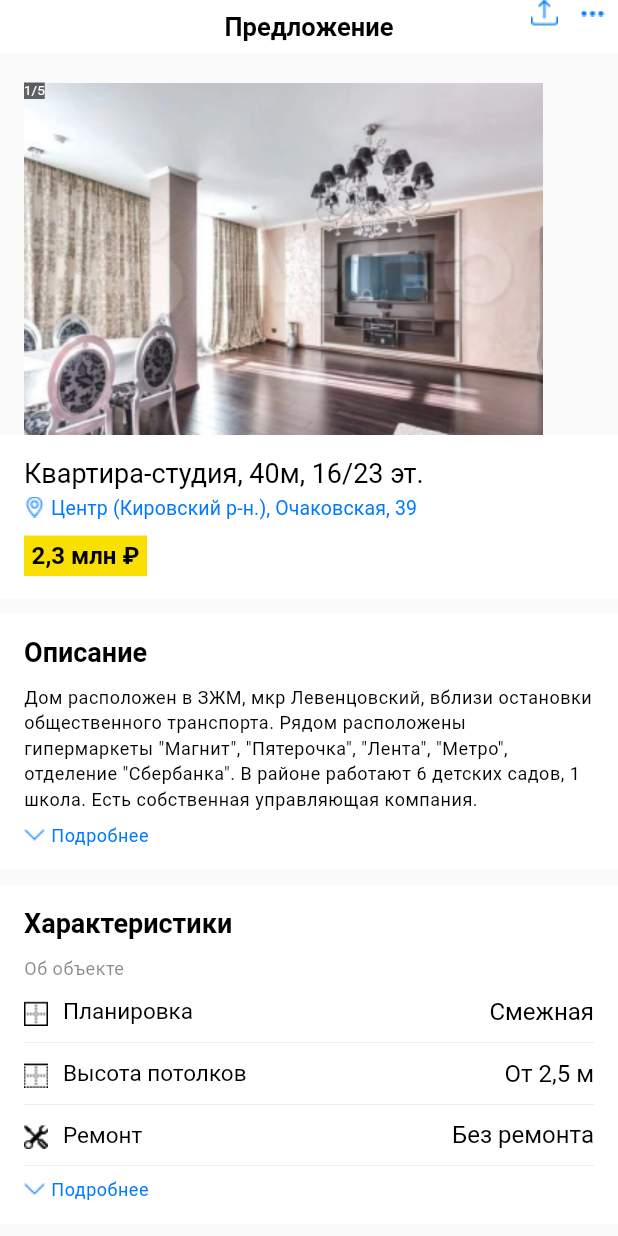
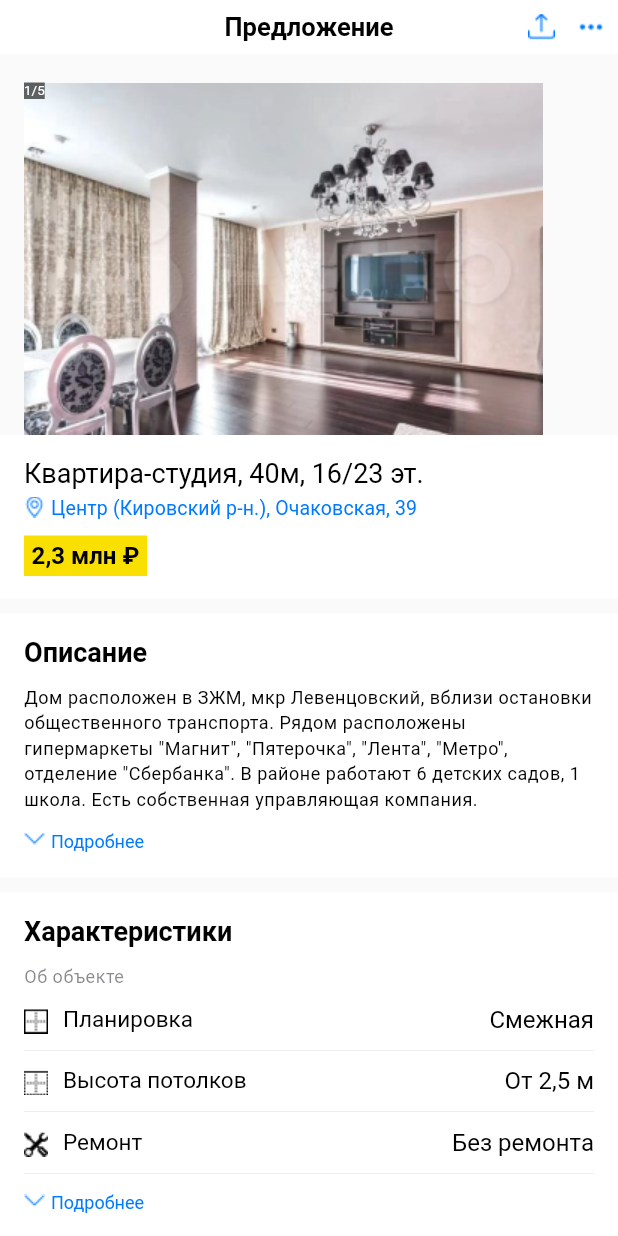
Before and after one commit to abezuglova/first_task_basic, a Flutter app: the screen it shows after launch, on a phone screen of 412 x 824 dp. Run offline on Flutter 3.47's test engine with Material 2 defaults, Android fonts, the light colour scheme and no system bars; our stand-ins replace google_fonts; Roboto replaces fonts that are missing (OpenSans).

Commit message:
buttons added

```diff
--- a/lib/main.dart
+++ b/lib/main.dart
@@ -14,6 +14,7 @@ class MyApp extends StatelessWidget {
     const linkColor = Color(0xFF007AFF);
     return MaterialApp(
       title: 'Flutter Demo',
+      debugShowCheckedModeBanner: false,
       theme: ThemeData(
         primaryColor: linkColor,
         appBarTheme: const AppBarTheme(
@@ -24,7 +25,17 @@ class MyApp extends StatelessWidget {
           color: linkColor,
         ),
         textButtonTheme: TextButtonThemeData(
-          style: TextButton.styleFrom(padding: EdgeInsets.zero),
+          style: TextButton.styleFrom(
+            padding: EdgeInsets.zero,
+            minimumSize: Size.zero,
+            foregroundColor: linkColor,
+            tapTargetSize: MaterialTapTargetSize.shrinkWrap,
+            textStyle: const TextStyle(
+              fontFamily: 'OpenSans',
+              fontSize: 12,
+              height: 22 / 12,
+            ),
+          ),
         ),
         textTheme:
             GoogleFonts.openSansTextTheme(Theme.of(context).textTheme).copyWith(
@@ -87,15 +98,8 @@ class MyApp extends StatelessWidget {
 
 // Соответствие 1в1 дизайну при запуске на эмуляторе Pixel4 с разрешением 1080x2280
 // Применить библиотеку ScreenUtil
-// Применить библиотеку url_launcher
+// DONE Применить библиотеку url_launcher
 // DONE Версия Flutter 3.7.7
 // DONE Оформить код в репозитории на личном GitHub
 // DONE Обратить внимание на комментарии в дизайне
 // DONE Разбить UI на отдельные виджеты (под каждый виджет отдельный файл)
-
-
-
-
-// 3 часа
-// 30 минут
-// 1 час 16:10
--- a/lib/widgets/characteristics_widget.dart
+++ b/lib/widgets/characteristics_widget.dart
@@ -1,4 +1,5 @@
 import 'package:first_task_basic/assets/app_images.dart';
+import 'package:first_task_basic/widgets/details_button_widget.dart';
 import 'package:flutter/material.dart';
 
 class CharacteristicsWidget extends StatelessWidget {
@@ -99,17 +100,7 @@ class CharacteristicsWidget extends StatelessWidget {
             color: const Color(0xFF3C3C43).withOpacity(0.6),
           ),
           const SizedBox(height: 7),
-          Row(
-            children: [
-              const Image(image: AssetImage(AppImages.chevronDownIcon)),
-              const SizedBox(width: 4),
-              Text(
-                'Подробнее',
-                style: textTheme.bodySmall!
-                    .copyWith(color: Theme.of(context).primaryColor),
-              ),
-            ],
-          ),
+          const DetailsButtonWidget(),
         ],
       ),
     );
--- a/lib/widgets/custom_app_bar.dart
+++ b/lib/widgets/custom_app_bar.dart
@@ -18,12 +18,22 @@ class CustomAppBar extends StatelessWidget implements PreferredSizeWidget {
               style: textTheme.titleLarge,
             )),
             Positioned(
+              top: 9,
               right: 9,
               child: Row(
-                children: const [
-                  Image(image: AssetImage(AppImages.fileDownloadIcon)),
-                  SizedBox(width: 15),
-                  Image(image: AssetImage(AppImages.moreIcon)),
+                crossAxisAlignment: CrossAxisAlignment.center,
+                mainAxisSize: MainAxisSize.min,
+                children: [
+                  TextButton(
+                    onPressed: () {},
+                    child: const Image(
+                        image: AssetImage(AppImages.fileDownloadIcon)),
+                  ),
+                  const SizedBox(width: 15),
+                  TextButton(
+                    onPressed: () {},
+                    child: const Image(image: AssetImage(AppImages.moreIcon)),
+                  ),
                 ],
               ),
             ),
--- a/lib/widgets/description_widget.dart
+++ b/lib/widgets/description_widget.dart
@@ -1,4 +1,4 @@
-import 'package:first_task_basic/assets/app_images.dart';
+import 'package:first_task_basic/widgets/details_button_widget.dart';
 import 'package:flutter/material.dart';
 
 class DescriptionWidget extends StatelessWidget {
@@ -23,16 +23,7 @@ class DescriptionWidget extends StatelessWidget {
             style: textTheme.bodySmall,
           ),
           const SizedBox(height: 7),
-          Row(
-            children: [
-              const Image(image: AssetImage(AppImages.chevronDownIcon)),
-              const SizedBox(width: 4),
-              Text(
-                'Подробнее',
-                style: textTheme.bodySmall!.copyWith(color: Theme.of(context).primaryColor),
-              ),
-            ],
-          ),
+          const DetailsButtonWidget(),
         ],
       ),
     );
--- /dev/null
+++ b/lib/widgets/details_button_widget.dart
@@ -0,0 +1,24 @@
+import 'package:first_task_basic/assets/app_images.dart';
+import 'package:flutter/material.dart';
+
+class DetailsButtonWidget extends StatelessWidget {
+  const DetailsButtonWidget({super.key});
+
+  @override
+  Widget build(BuildContext context) {
+    return TextButton(
+      onPressed: () {},
+      child: Row(
+        crossAxisAlignment: CrossAxisAlignment.center,
+        mainAxisSize: MainAxisSize.min,
+        children: const [
+          Image(image: AssetImage(AppImages.chevronDownIcon)),
+          SizedBox(width: 4),
+          Text(
+            'Подробнее',
+          ),
+        ],
+      ),
+    );
+  }
+}
```
Also changed, not shown: images/more_icon.png.
